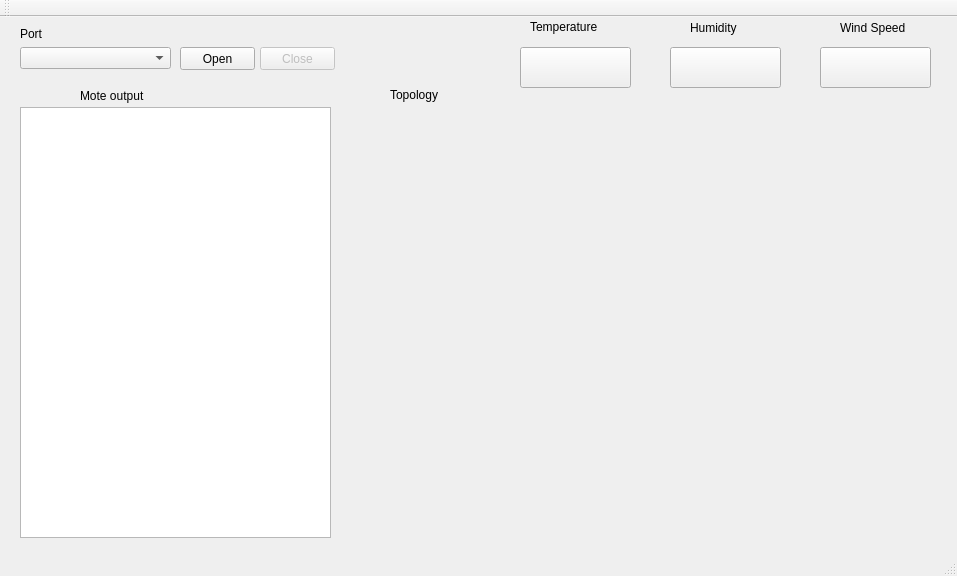
First picture: the form in Group_Project/5-Lesson/L5_Routing_Topology_Qt/mainwindow.ui, repository khanhongithub/Wireless-Sensors-Network-for-nursing-home-application, before the edit.
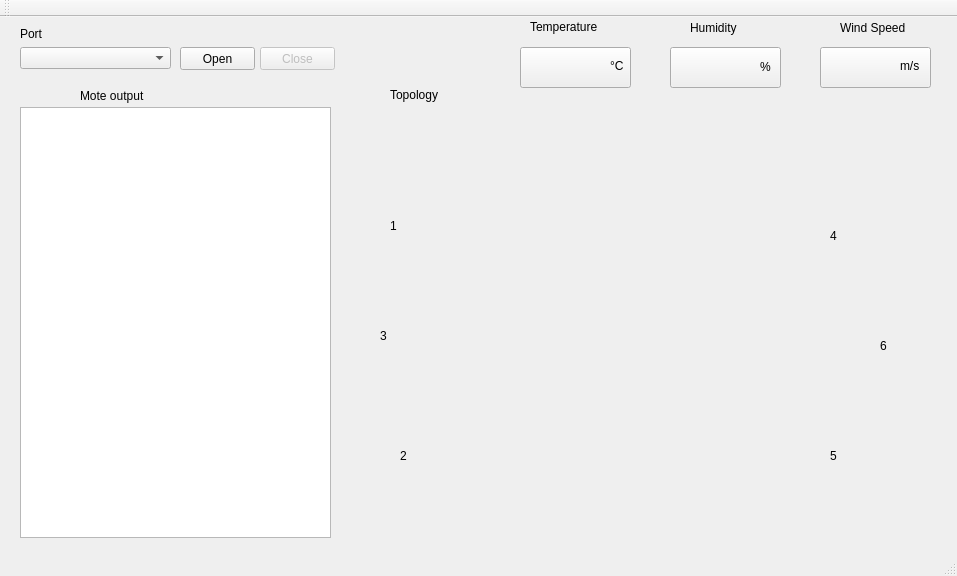
Second picture: the form after the edit.

```diff
--- a/Group_Project/5-Lesson/L5_Routing_Topology_Qt/mainwindow.ui
+++ b/Group_Project/5-Lesson/L5_Routing_Topology_Qt/mainwindow.ui
@@ -183,6 +183,123 @@
      <string/>
     </property>
    </widget>
+   <widget class="QLabel" name="label_7">
+    <property name="geometry">
+     <rect>
+      <x>900</x>
+      <y>40</y>
+      <width>67</width>
+      <height>17</height>
+     </rect>
+    </property>
+    <property name="text">
+     <string>m/s</string>
+    </property>
+   </widget>
+   <widget class="QLabel" name="label_8">
+    <property name="geometry">
+     <rect>
+      <x>760</x>
+      <y>40</y>
+      <width>51</width>
+      <height>20</height>
+     </rect>
+    </property>
+    <property name="text">
+     <string>%</string>
+    </property>
+   </widget>
+   <widget class="QLabel" name="label_9">
+    <property name="geometry">
+     <rect>
+      <x>610</x>
+      <y>40</y>
+      <width>67</width>
+      <height>17</height>
+     </rect>
+    </property>
+    <property name="text">
+     <string>°C</string>
+    </property>
+   </widget>
+   <widget class="QLabel" name="Node_1">
+    <property name="geometry">
+     <rect>
+      <x>390</x>
+      <y>200</y>
+      <width>67</width>
+      <height>17</height>
+     </rect>
+    </property>
+    <property name="text">
+     <string>1</string>
+    </property>
+   </widget>
+   <widget class="QLabel" name="Node_3">
+    <property name="geometry">
+     <rect>
+      <x>380</x>
+      <y>310</y>
+      <width>67</width>
+      <height>17</height>
+     </rect>
+    </property>
+    <property name="text">
+     <string>3</string>
+    </property>
+   </widget>
+   <widget class="QLabel" name="Node_2">
+    <property name="geometry">
+     <rect>
+      <x>400</x>
+      <y>430</y>
+      <width>67</width>
+      <height>17</height>
+     </rect>
+    </property>
+    <property name="text">
+     <string>2</string>
+    </property>
+   </widget>
+   <widget class="QLabel" name="Node_4">
+    <property name="geometry">
+     <rect>
+      <x>830</x>
+      <y>210</y>
+      <width>67</width>
+      <height>17</height>
+     </rect>
+    </property>
+    <property name="text">
+     <string>4</string>
+    </property>
+   </widget>
+   <widget class="QLabel" name="Node_6">
+    <property name="geometry">
+     <rect>
+      <x>880</x>
+      <y>320</y>
+      <width>67</width>
+      <height>17</height>
+     </rect>
+    </property>
+    <property name="text">
+     <string>6</string>
+    </property>
+   </widget>
+   <widget class="QLabel" name="Node_5">
+    <property name="geometry">
+     <rect>
+      <x>830</x>
+      <y>430</y>
+      <width>67</width>
+      <height>17</height>
+     </rect>
+    </property>
+    <property name="text">
+     <string>5</string>
+    </property>
+   </widget>
   </widget>
   <widget class="QMenuBar" name="menuBar">
    <property name="geometry">
```
